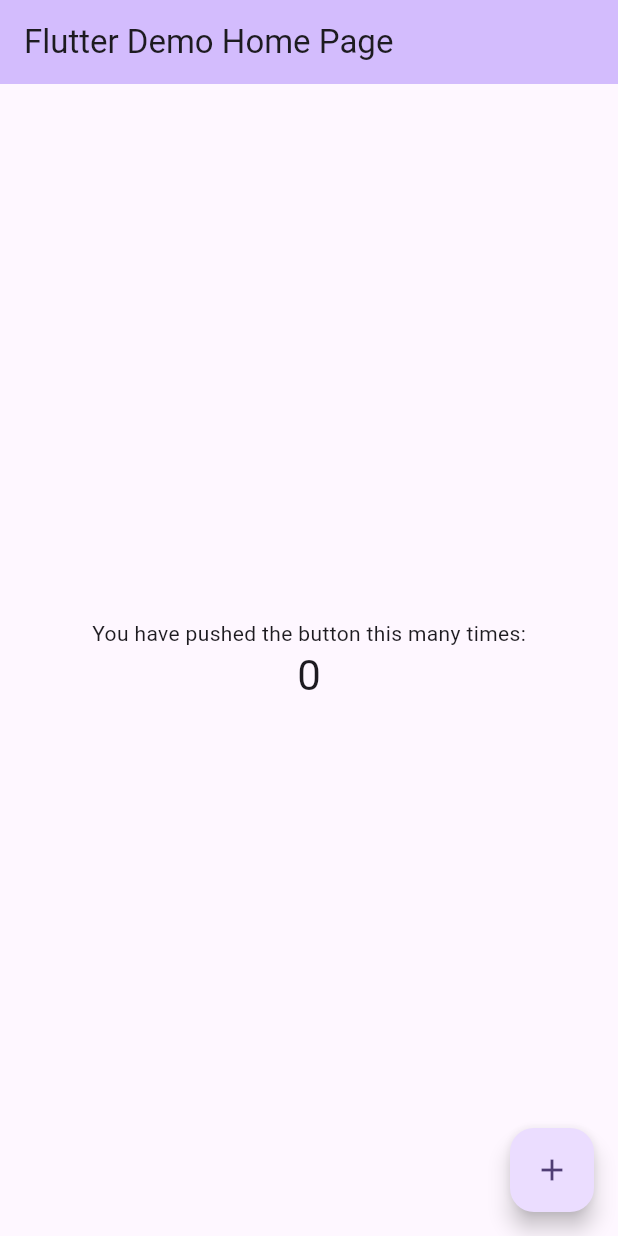
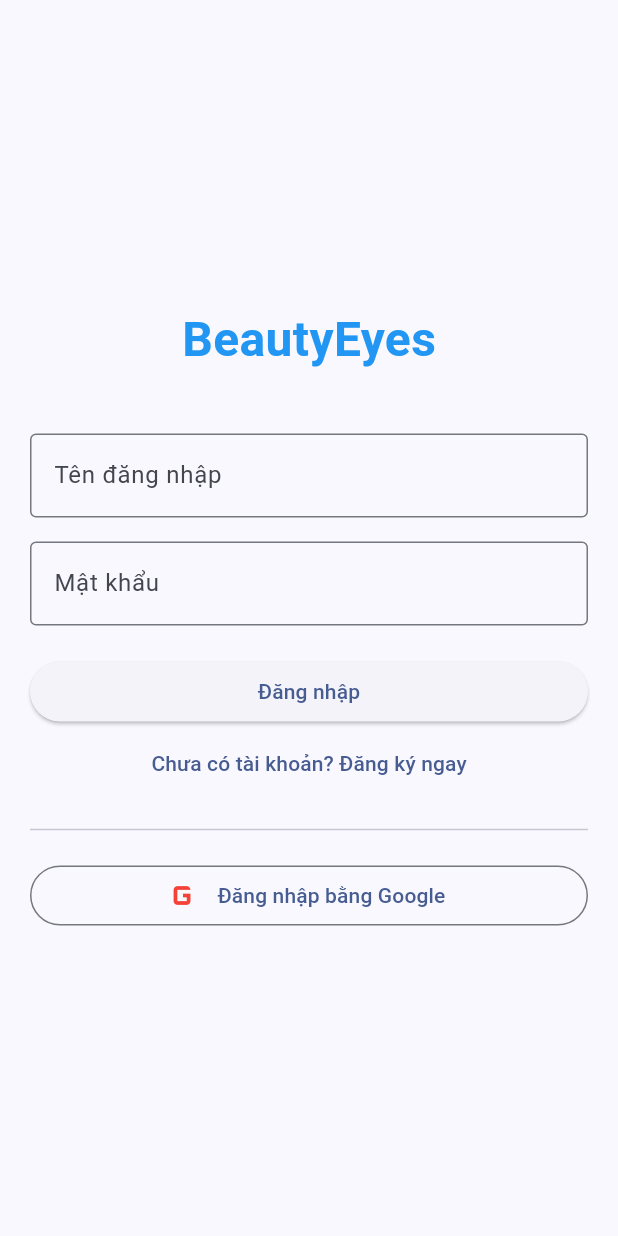
Before and after one commit to phat12480/prm393-glasses-app, a Flutter app: the screen it shows after launch, on a phone screen of 412 x 824 dp. Run offline on Flutter 3.47's test engine with Material 3 defaults, Android fonts, the phone set to English and light mode, and no system bars; our stand-ins replace google_sign_in, sqflite; accounts and stored records are empty.

Commit message:
Login/Register function

```diff
--- a/lib/main.dart
+++ b/lib/main.dart
@@ -1,122 +1,28 @@
 import 'package:flutter/material.dart';
+import 'screens/login_screen.dart';
 
 void main() {
-  runApp(const MyApp());
+  // Dòng này bắt buộc phải có khi ứng dụng có sử dụng SQLite (DatabaseHelper)
+  WidgetsFlutterBinding.ensureInitialized();
+
+  runApp(const BeautyEyesApp());
 }
 
-class MyApp extends StatelessWidget {
-  const MyApp({super.key});
+class BeautyEyesApp extends StatelessWidget {
+  const BeautyEyesApp({super.key});
 
-  // This widget is the root of your application.
   @override
   Widget build(BuildContext context) {
     return MaterialApp(
-      title: 'Flutter Demo',
+      title: 'BeautyEyes Store',
+      debugShowCheckedModeBanner: false, // Tắt dải băng "DEBUG" ở góc màn hình
       theme: ThemeData(
-        // This is the theme of your application.
-        //
-        // TRY THIS: Try running your application with "flutter run". You'll see
-        // the application has a purple toolbar. Then, without quitting the app,
-        // try changing the seedColor in the colorScheme below to Colors.green
-        // and then invoke "hot reload" (save your changes or press the "hot
-        // reload" button in a Flutter-supported IDE, or press "r" if you used
-        // the command line to start the app).
-        //
-        // Notice that the counter didn't reset back to zero; the application
-        // state is not lost during the reload. To reset the state, use hot
-        // restart instead.
-        //
-        // This works for code too, not just values: Most code changes can be
-        // tested with just a hot reload.
-        colorScheme: .fromSeed(seedColor: Colors.deepPurple),
+        // Cài đặt màu chủ đạo cho toàn bộ app (Màu xanh dương đậm)
+        colorScheme: ColorScheme.fromSeed(seedColor: const Color(0xFF0D47A1)),
+        useMaterial3: true,
       ),
-      home: const MyHomePage(title: 'Flutter Demo Home Page'),
+      // Trỏ màn hình khởi động đầu tiên về LoginScreen
+      home: const LoginScreen(),
     );
   }
 }
-
-class MyHomePage extends StatefulWidget {
-  const MyHomePage({super.key, required this.title});
-
-  // This widget is the home page of your application. It is stateful, meaning
-  // that it has a State object (defined below) that contains fields that affect
-  // how it looks.
-
-  // This class is the configuration for the state. It holds the values (in this
-  // case the title) provided by the parent (in this case the App widget) and
-  // used by the build method of the State. Fields in a Widget subclass are
-  // always marked "final".
-
-  final String title;
-
-  @override
-  State<MyHomePage> createState() => _MyHomePageState();
-}
-
-class _MyHomePageState extends State<MyHomePage> {
-  int _counter = 0;
-
-  void _incrementCounter() {
-    setState(() {
-      // This call to setState tells the Flutter framework that something has
-      // changed in this State, which causes it to rerun the build method below
-      // so that the display can reflect the updated values. If we changed
-      // _counter without calling setState(), then the build method would not be
-      // called again, and so nothing would appear to happen.
-      _counter++;
-    });
-  }
-
-  @override
-  Widget build(BuildContext context) {
-    // This method is rerun every time setState is called, for instance as done
-    // by the _incrementCounter method above.
-    //
-    // The Flutter framework has been optimized to make rerunning build methods
-    // fast, so that you can just rebuild anything that needs updating rather
-    // than having to individually change instances of widgets.
-    return Scaffold(
-      appBar: AppBar(
-        // TRY THIS: Try changing the color here to a specific color (to
-        // Colors.amber, perhaps?) and trigger a hot reload to see the AppBar
-        // change color while the other colors stay the same.
-        backgroundColor: Theme.of(context).colorScheme.inversePrimary,
-        // Here we take the value from the MyHomePage object that was created by
-        // the App.build method, and use it to set our appbar title.
-        title: Text(widget.title),
-      ),
-      body: Center(
-        // Center is a layout widget. It takes a single child and positions it
-        // in the middle of the parent.
-        child: Column(
-          // Column is also a layout widget. It takes a list of children and
-          // arranges them vertically. By default, it sizes itself to fit its
-          // children horizontally, and tries to be as tall as its parent.
-          //
-          // Column has various properties to control how it sizes itself and
-          // how it positions its children. Here we use mainAxisAlignment to
-          // center the children vertically; the main axis here is the vertical
-          // axis because Columns are vertical (the cross axis would be
-          // horizontal).
-          //
-          // TRY THIS: Invoke "debug painting" (choose the "Toggle Debug Paint"
-          // action in the IDE, or press "p" in the console), to see the
-          // wireframe for each widget.
-          mainAxisAlignment: .center,
-          children: [
-            const Text('You have pushed the button this many times:'),
-            Text(
-              '$_counter',
-              style: Theme.of(context).textTheme.headlineMedium,
-            ),
-          ],
-        ),
-      ),
-      floatingActionButton: FloatingActionButton(
-        onPressed: _incrementCounter,
-        tooltip: 'Increment',
-        child: const Icon(Icons.add),
-      ),
-    );
-  }
-}
--- a/lib/models/user.dart
+++ b/lib/models/user.dart
@@ -21,13 +21,13 @@
 
   factory User.fromMap(Map<String, dynamic> json) => User(
     id: json['user_id'],
-    username: json['username'],
-    password: json['password'],
-    fullName: json['full_name'],
-    email: json['email'],
-    phone: json['phone'],
-    address: json['address'],
-    role: json['role'],
+    username: json['username'] ?? '',  // Thêm ?? '' để chống lỗi Null
+    password: json['password'] ?? '',
+    fullName: json['full_name'] ?? '',
+    email: json['email'] ?? '',
+    phone: json['phone'] ?? '',
+    address: json['address'] ?? '',
+    role: json['role'] ?? 'CUSTOMER',
   );
 
   Map<String, dynamic> toMap() {
@@ -40,7 +40,6 @@
       'phone': phone,
       'address': address,
       'role': role,
-      // created_at sẽ để Database tự sinh hoặc handle riêng
     };
   }
 }
--- /dev/null
+++ b/lib/screens/login_screen.dart
@@ -0,0 +1,105 @@
+import 'package:flutter/material.dart';
+import 'package:google_sign_in/google_sign_in.dart';
+import '../db/database_helper.dart';
+import '../models/user.dart';
+import 'register_screen.dart';
+import 'home_screen.dart';
+
+class LoginScreen extends StatefulWidget {
+  const LoginScreen({super.key});
+
+  @override
+  _LoginScreenState createState() => _LoginScreenState();
+}
+
+class _LoginScreenState extends State<LoginScreen> {
+  final _usernameController = TextEditingController();
+  final _passwordController = TextEditingController();
+  final GoogleSignIn _googleSignIn = GoogleSignIn();
+
+  void _loginNormal() async {
+    User? user = await DatabaseHelper.instance.login(
+        _usernameController.text,
+        _passwordController.text
+    );
+
+    if (user != null) {
+      _navigateToHome(user);
+    } else {
+      ScaffoldMessenger.of(context).showSnackBar(const SnackBar(content: Text("Sai tài khoản hoặc mật khẩu!")));
+    }
+  }
+
+  void _loginWithGoogle() async {
+    try {
+      // Kích hoạt popup đăng nhập Google
+      final GoogleSignInAccount? googleUser = await _googleSignIn.signIn();
+
+      if (googleUser != null) {
+        // Lấy thông tin từ Google và đẩy vào SQLite
+        User user = await DatabaseHelper.instance.handleGoogleLogin(
+            googleUser.email,
+            googleUser.displayName ?? 'Google User'
+        );
+
+        // GỌI HÀM KIỂM TRA TẠI ĐÂY
+        // await DatabaseHelper.instance.printAllUsers();
+
+        _navigateToHome(user);
+      }
+    } catch (error) {
+      print("Lỗi đăng nhập Google: $error");
+      ScaffoldMessenger.of(context).showSnackBar(const SnackBar(content: Text("Lỗi đăng nhập Google")));
+    }
+  }
+
+  void _navigateToHome(User user) {
+    ScaffoldMessenger.of(context).showSnackBar(SnackBar(content: Text("Xin chào, ${user.fullName}!")));
+
+    // Điều hướng sang màn hình HomeScreen và truyền đối tượng user sang
+    Navigator.pushReplacement(
+        context,
+        MaterialPageRoute(builder: (context) => HomeScreen(user: user))
+    );
+  }
+
+  //Giao diện login
+  @override
+  Widget build(BuildContext context) {
+    return Scaffold(
+      body: Center(
+        child: Padding(
+          padding: const EdgeInsets.all(20.0),
+          child: Column(
+            mainAxisAlignment: MainAxisAlignment.center,
+            children: [
+              const Text("BeautyEyes", style: TextStyle(fontSize: 32, fontWeight: FontWeight.bold, color: Colors.blue)),
+              const SizedBox(height: 40),
+              TextField(controller: _usernameController, decoration: const InputDecoration(labelText: "Tên đăng nhập", border: OutlineInputBorder())),
+              const SizedBox(height: 16),
+              TextField(controller: _passwordController, decoration: const InputDecoration(labelText: "Mật khẩu", border: OutlineInputBorder()), obscureText: true),
+              const SizedBox(height: 20),
+              SizedBox(
+                width: double.infinity,
+                child: ElevatedButton(onPressed: _loginNormal, child: const Text("Đăng nhập")),
+              ),
+              TextButton(
+                  onPressed: () => Navigator.push(context, MaterialPageRoute(builder: (context) => const RegisterScreen())),
+                  child: const Text("Chưa có tài khoản? Đăng ký ngay")
+              ),
+              const Divider(height: 40),
+              SizedBox(
+                width: double.infinity,
+                child: OutlinedButton.icon(
+                  icon: const Icon(Icons.g_mobiledata, size: 30, color: Colors.red),
+                  label: const Text("Đăng nhập bằng Google"),
+                  onPressed: _loginWithGoogle,
+                ),
+              )
+            ],
+          ),
+        ),
+      ),
+    );
+  }
+}
--- a/pubspec.yaml
+++ b/pubspec.yaml
@@ -35,6 +35,7 @@
   path: ^1.9.0         # Xử lý đường dẫn file
   provider: ^6.1.1     # Quản lý trạng thái (State Management)
   intl: ^0.19.0        # Định dạng tiền tệ (VND)
+  google_sign_in: ^6.2.1 # Thêm dòng này để gọi API Google
 
   # The following adds the Cupertino Icons font to your application.
   # Use with the CupertinoIcons class for iOS style icons.
```
Also changed, not shown: lib/db/database_helper.dart (+89 -5 lines), lib/screens/home_screen.dart (added, +161 -0 lines), lib/screens/register_screen.dart (added, +157 -0 lines), pubspec.lock, 2 other files.
